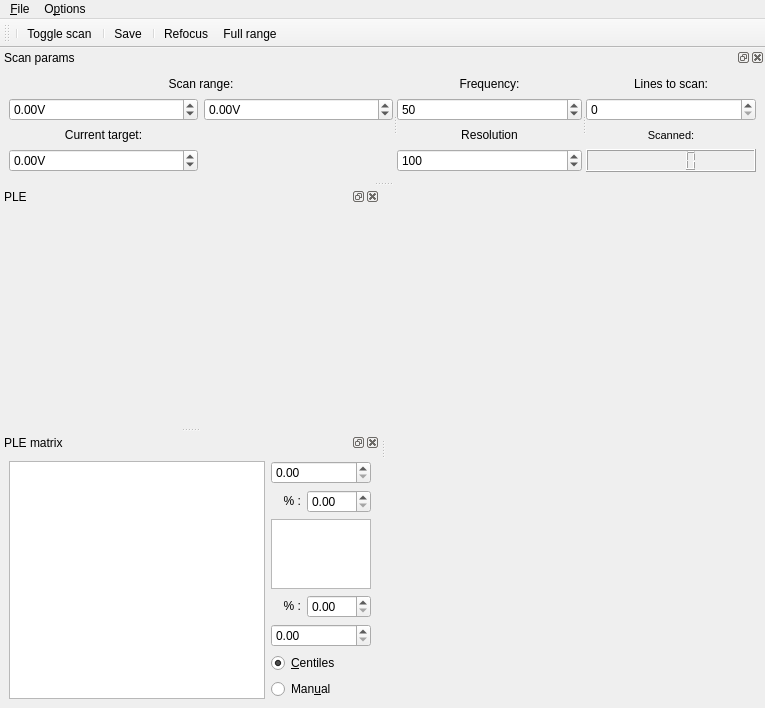
The window that src/qudi/gui/ple/ple_gui.ui (bbuusshh/scudi) describes before a commit, drawn with Qt 5.
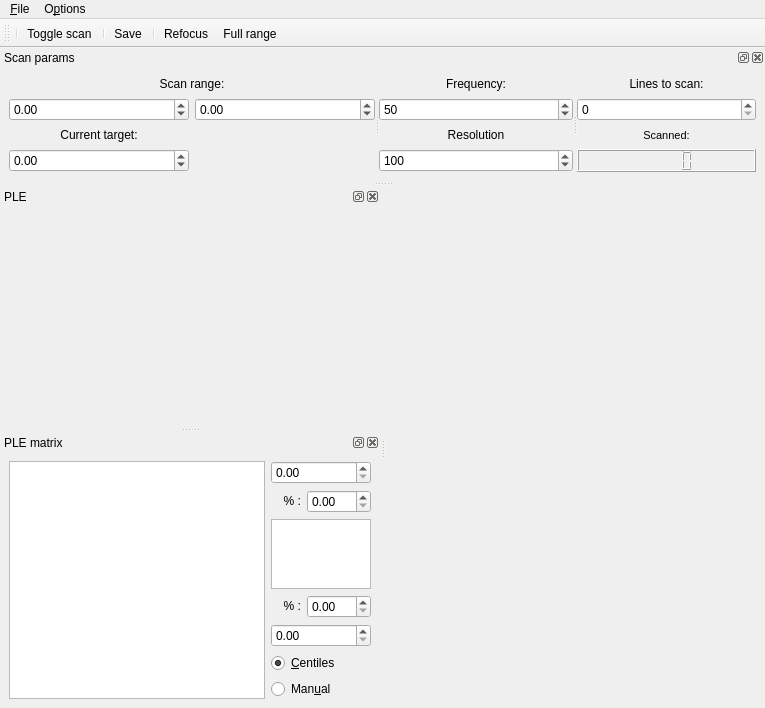
The same window after the commit. Icons and pictures are not drawn. Custom widgets are drawn as their Qt base class.

Patch:
```diff
--- a/src/qudi/gui/ple/ple_gui.ui
+++ b/src/qudi/gui/ple/ple_gui.ui
@@ -143,7 +143,7 @@
                 <bool>true</bool>
                </property>
                <property name="suffix">
-                <string>V</string>
+                <string/>
                </property>
                <property name="decimals">
                 <number>2</number>
@@ -162,7 +162,7 @@
                 <string/>
                </property>
                <property name="suffix">
-                <string>V</string>
+                <string/>
                </property>
                <property name="decimals">
                 <number>2</number>
@@ -197,7 +197,7 @@
               </size>
              </property>
              <property name="suffix">
-              <string>V</string>
+              <string/>
              </property>
              <property name="decimals">
               <number>2</number>
@@ -621,6 +621,11 @@
    <extends>QGraphicsView</extends>
    <header>pyqtgraph</header>
   </customwidget>
+  <customwidget>
+   <class>ScienDSpinBox</class>
+   <extends>QDoubleSpinBox</extends>
+   <header>qudi.util.widgets.scientific_spinbox.h</header>
+  </customwidget>
  </customwidgets>
  <tabstops>
   <tabstop>number_of_repeats_SpinBox</tabstop>
```
Left out of the diff: 15 changed lines with no effect on the pictures.
